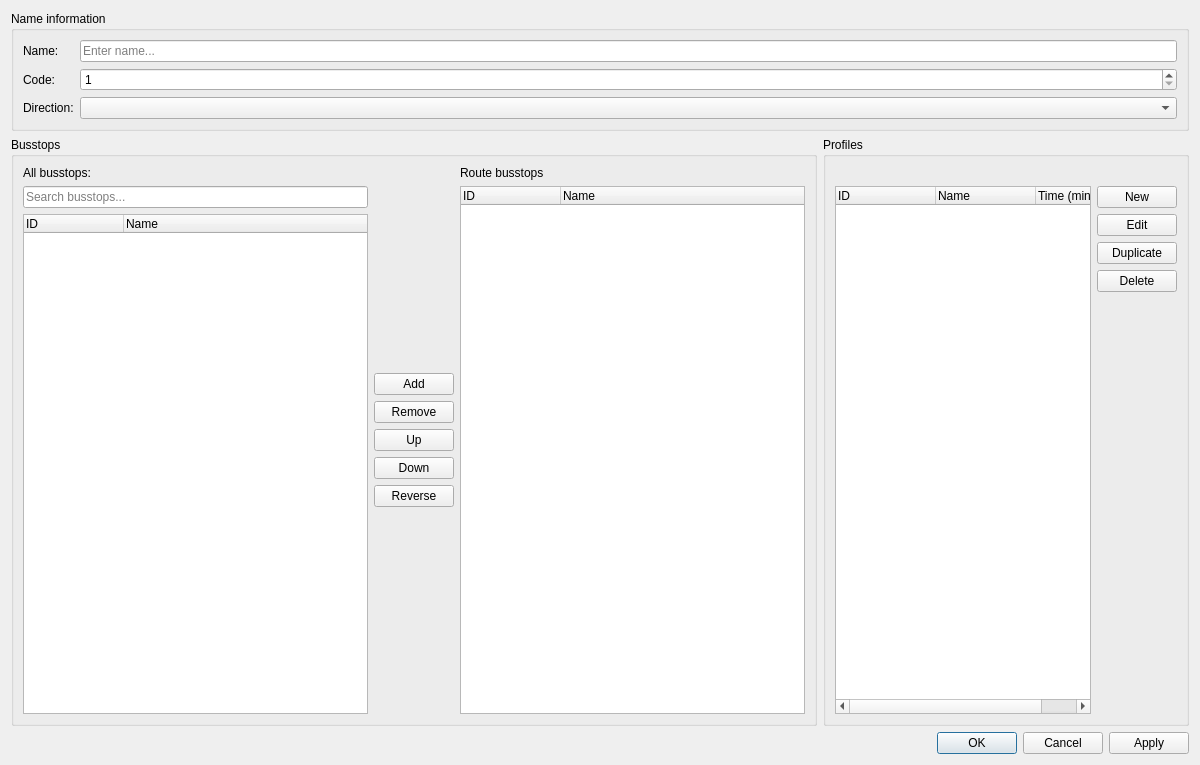
First picture: the form in Dialogs/DlgRouteeditor.ui, repository ma7t3/ScheduleMaster, before the edit.
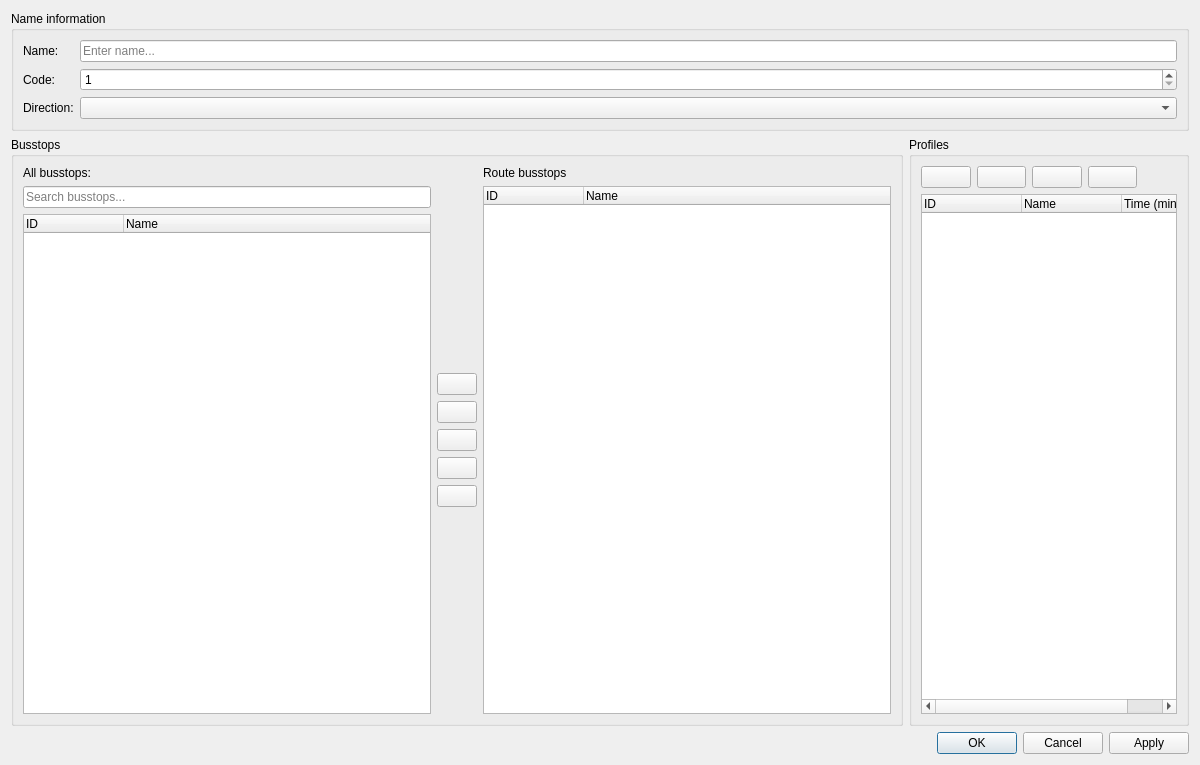
Second picture: the form after the edit. Icons and pictures are not drawn.

```diff
--- a/Dialogs/DlgRouteeditor.ui
+++ b/Dialogs/DlgRouteeditor.ui
@@ -136,37 +136,66 @@
           </item>
           <item>
            <widget class="QPushButton" name="pbBusstopAdd">
-            <property name="text">
+            <property name="toolTip">
              <string>Add</string>
             </property>
+            <property name="text">
+             <string/>
+            </property>
+            <property name="icon">
+             <iconset resource="../main.qrc">
+              <normaloff>:/icons/Add.ico</normaloff>:/icons/Add.ico</iconset>
+            </property>
            </widget>
           </item>
           <item>
            <widget class="QPushButton" name="pbBusstopRemove">
-            <property name="text">
+            <property name="toolTip">
              <string>Remove</string>
             </property>
+            <property name="text">
+             <string/>
+            </property>
+            <property name="icon">
+             <iconset resource="../main.qrc">
+              <normaloff>:/icons/Remove.ico</normaloff>:/icons/Remove.ico</iconset>
+            </property>
            </widget>
           </item>
           <item>
            <widget class="QPushButton" name="pbBusstopUp">
             <property name="text">
-             <string>Up</string>
+             <string/>
+            </property>
+            <property name="icon">
+             <iconset resource="../main.qrc">
+              <normaloff>:/icons/MoveUp.ico</normaloff>:/icons/MoveUp.ico</iconset>
             </property>
            </widget>
           </item>
           <item>
            <widget class="QPushButton" name="pbBusstopDown">
             <property name="text">
-             <string>Down</string>
+             <string/>
+            </property>
+            <property name="icon">
+             <iconset resource="../main.qrc">
+              <normaloff>:/icons/MoveDown.ico</normaloff>:/icons/MoveDown.ico</iconset>
             </property>
            </widget>
           </item>
           <item>
            <widget class="QPushButton" name="pbBusstopReverse">
-            <property name="text">
+            <property name="toolTip">
              <string>Reverse</string>
             </property>
+            <property name="text">
+             <string/>
+            </property>
+            <property name="icon">
+             <iconset resource="../main.qrc">
+              <normaloff>:/icons/Reverse.ico</normaloff>:/icons/Reverse.ico</iconset>
+            </property>
            </widget>
           </item>
           <item>
@@ -226,13 +255,82 @@
        <property name="title">
         <string>Profiles</string>
        </property>
-       <layout class="QVBoxLayout" name="verticalLayout_5">
+       <layout class="QVBoxLayout" name="verticalLayout_4">
         <item>
-         <widget class="QLabel" name="label_6">
-          <property name="text">
-           <string/>
-          </property>
-         </widget>
+         <layout class="QHBoxLayout" name="horizontalLayout_4">
+          <item>
+           <widget class="QPushButton" name="pbProfileNew">
+            <property name="toolTip">
+             <string>New</string>
+            </property>
+            <property name="text">
+             <string/>
+            </property>
+            <property name="icon">
+             <iconset resource="../main.qrc">
+              <normaloff>:/icons/Add.ico</normaloff>:/icons/Add.ico</iconset>
+            </property>
+           </widget>
+          </item>
+          <item>
+           <widget class="QPushButton" name="pbProfileEdit">
+            <property name="toolTip">
+             <string>Edit</string>
+            </property>
+            <property name="text">
+             <string/>
+            </property>
+            <property name="icon">
+             <iconset resource="../main.qrc">
+              <normaloff>:/icons/Edit.ico</normaloff>:/icons/Edit.ico</iconset>
+            </property>
+           </widget>
+          </item>
+          <item>
+           <widget class="QPushButton" name="pbProfileDuplicate">
+            <property name="toolTip">
+             <string>Duplicate</string>
+            </property>
+            <property name="text">
+             <string/>
+            </property>
+            <property name="icon">
+             <iconset resource="../main.qrc">
+              <normaloff>:/icons/Duplicate.ico</normaloff>:/icons/Duplicate.ico</iconset>
+            </property>
+           </widget>
+          </item>
+          <item>
+           <widget class="QPushButton" name="pbProfileDelete">
+            <property name="toolTip">
+             <string>Delete</string>
+            </property>
+            <property name="text">
+             <string/>
+            </property>
+            <property name="icon">
+             <iconset resource="../main.qrc">
+              <normaloff>:/icons/Delete.ico</normaloff>:/icons/Delete.ico</iconset>
+            </property>
+           </widget>
+          </item>
+          <item>
+           <spacer name="horizontalSpacer">
+            <property name="orientation">
+             <enum>Qt::Horizontal</enum>
+            </property>
+            <property name="sizeType">
+             <enum>QSizePolicy::Minimum</enum>
+            </property>
+            <property name="sizeHint" stdset="0">
+             <size>
+              <width>40</width>
+              <height>20</height>
+             </size>
+            </property>
+           </spacer>
+          </item>
+         </layout>
         </item>
         <item>
          <layout class="QHBoxLayout" name="horizontalLayout_2">
@@ -261,51 +359,6 @@
             </column>
            </widget>
           </item>
-          <item>
-           <layout class="QVBoxLayout" name="verticalLayout_4">
-            <item>
-             <widget class="QPushButton" name="pbProfileNew">
-              <property name="text">
-               <string>New</string>
-              </property>
-             </widget>
-            </item>
-            <item>
-             <widget class="QPushButton" name="pbProfileEdit">
-              <property name="text">
-               <string>Edit</string>
-              </property>
-             </widget>
-            </item>
-            <item>
-             <widget class="QPushButton" name="pbProfileDuplicate">
-              <property name="text">
-               <string>Duplicate</string>
-              </property>
-             </widget>
-            </item>
-            <item>
-             <widget class="QPushButton" name="pbProfileDelete">
-              <property name="text">
-               <string>Delete</string>
-              </property>
-             </widget>
-            </item>
-            <item>
-             <spacer name="verticalSpacer_4">
-              <property name="orientation">
-               <enum>Qt::Vertical</enum>
-              </property>
-              <property name="sizeHint" stdset="0">
-               <size>
-                <width>20</width>
-                <height>40</height>
-               </size>
-              </property>
-             </spacer>
-            </item>
-           </layout>
-          </item>
          </layout>
         </item>
        </layout>
```
Left out of the diff: 36 changed lines with no effect on the pictures.
